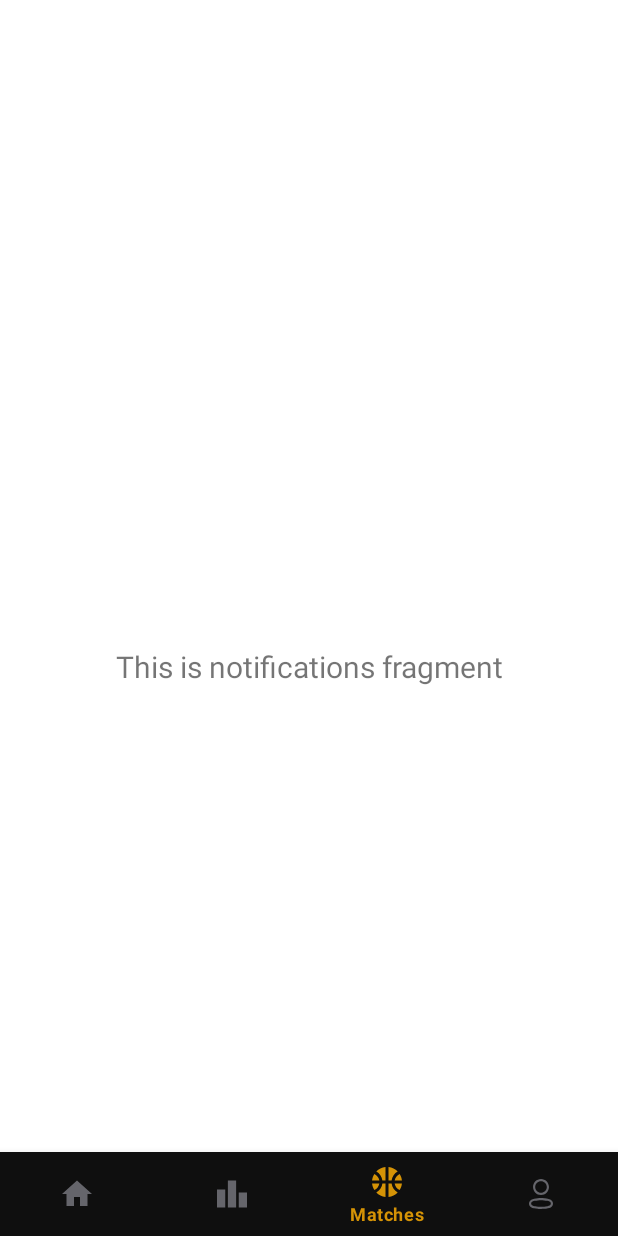
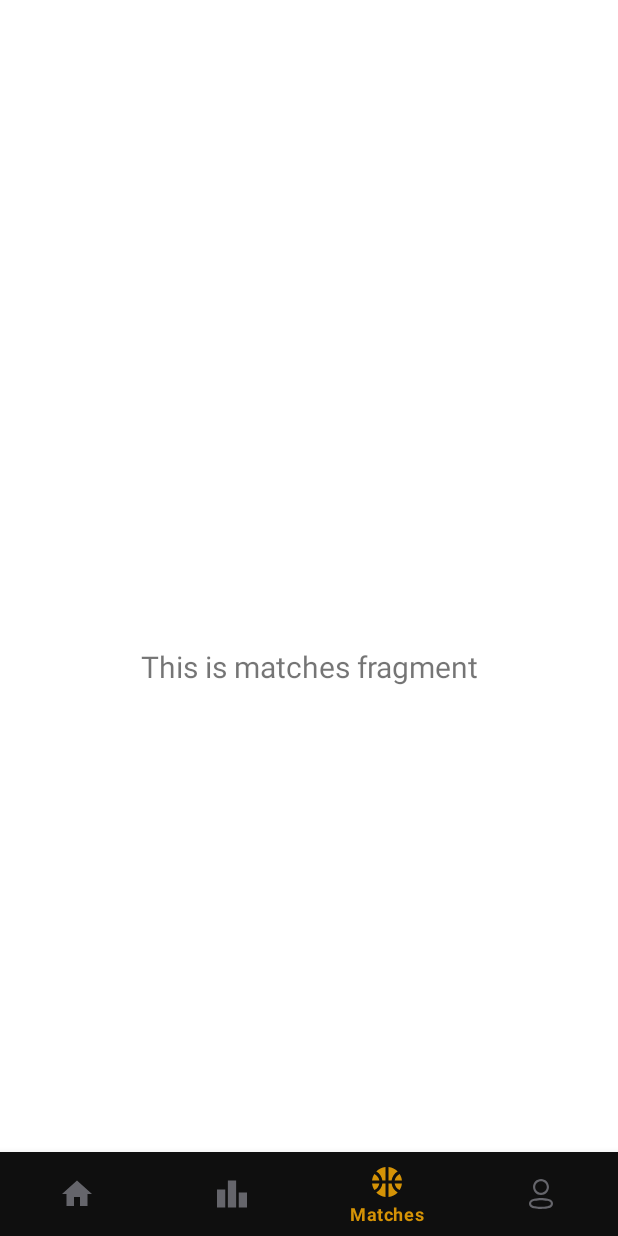
Before and after one commit to spyrosdran/basketball-league-android-app, an Android app: the screen it shows after launch (MainActivity), item 3 of the bottom bar chosen, on a phone screen of 412 x 824 dp. Run offline under Robolectric (Android 15) with nearby library versions, the phone set to English and light mode, and no system bars; our stand-ins replace navigation-ui.

Commit message:
fix class name error for matches and top 5 fragments in mobile_navigation

```diff
--- a/app/src/main/java/com/example/basketballleague/MainActivity.java
+++ b/app/src/main/java/com/example/basketballleague/MainActivity.java
@@ -16,7 +16,7 @@ import com.example.basketballleague.databinding.ActivityMainBinding;
 
 public class MainActivity extends AppCompatActivity {
 
-    private ActivityMainBinding binding;
+    public ActivityMainBinding binding;
 
     @Override
     protected void onCreate(Bundle savedInstanceState) {
@@ -36,12 +36,14 @@ public class MainActivity extends AppCompatActivity {
         //NavigationUI.setupActionBarWithNavController(this, navController, appBarConfiguration);
         NavigationUI.setupWithNavController(binding.navView, navController);
 
-        getSupportActionBar().setDisplayShowTitleEnabled(false);
+        try{
+            getSupportActionBar().setDisplayShowTitleEnabled(false);
+        } catch(NullPointerException e){
+            e.printStackTrace();
+        }
 
-        if (Build.VERSION.SDK_INT >= Build.VERSION_CODES.LOLLIPOP) {
-            getWindow().addFlags(WindowManager.LayoutParams.FLAG_DRAWS_SYSTEM_BAR_BACKGROUNDS);
-            getWindow().setStatusBarColor(getResources().getColor(R.color.backgroundColor));
-        }
+        getWindow().addFlags(WindowManager.LayoutParams.FLAG_DRAWS_SYSTEM_BAR_BACKGROUNDS);
+        getWindow().setStatusBarColor(getResources().getColor(R.color.backgroundColor));
     }
 
 }
--- a/app/src/main/res/navigation/mobile_navigation.xml
+++ b/app/src/main/res/navigation/mobile_navigation.xml
@@ -19,13 +19,13 @@
 
     <fragment
         android:id="@+id/navigation_matches"
-        android:name="com.example.basketballleague.ui.notifications.NotificationsFragment"
+        android:name="com.example.basketballleague.ui.matches.MatchesFragment"
         android:label="@string/title_matches"
         tools:layout="@layout/fragment_matches" />
 
     <fragment
         android:id="@+id/navigation_top5"
-        android:name="com.example.basketballleague.ui.notifications.NotificationsFragment"
+        android:name="com.example.basketballleague.ui.top5.Top5Fragment"
         android:label="@string/title_top5"
         tools:layout="@layout/fragment_top5" />
 </navigation>
```
